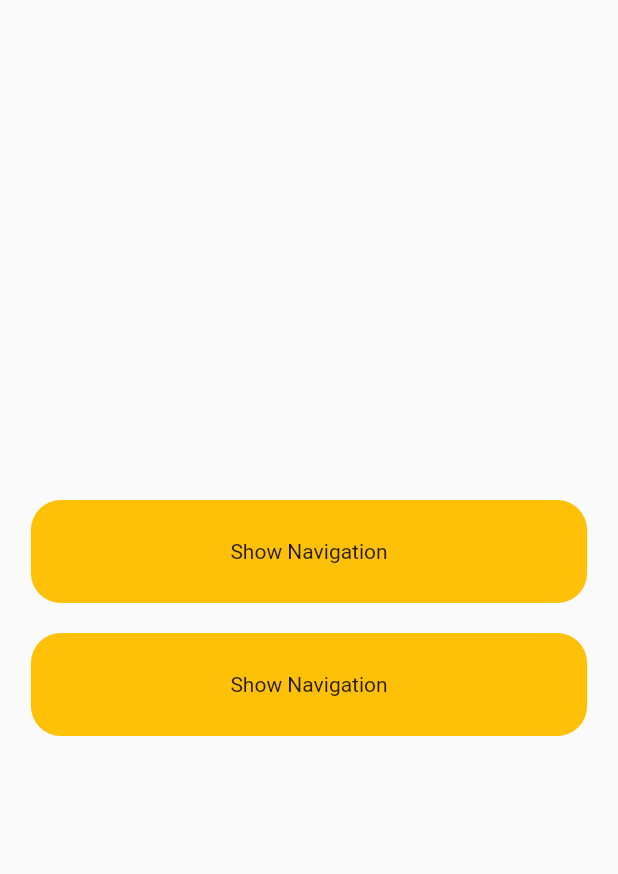
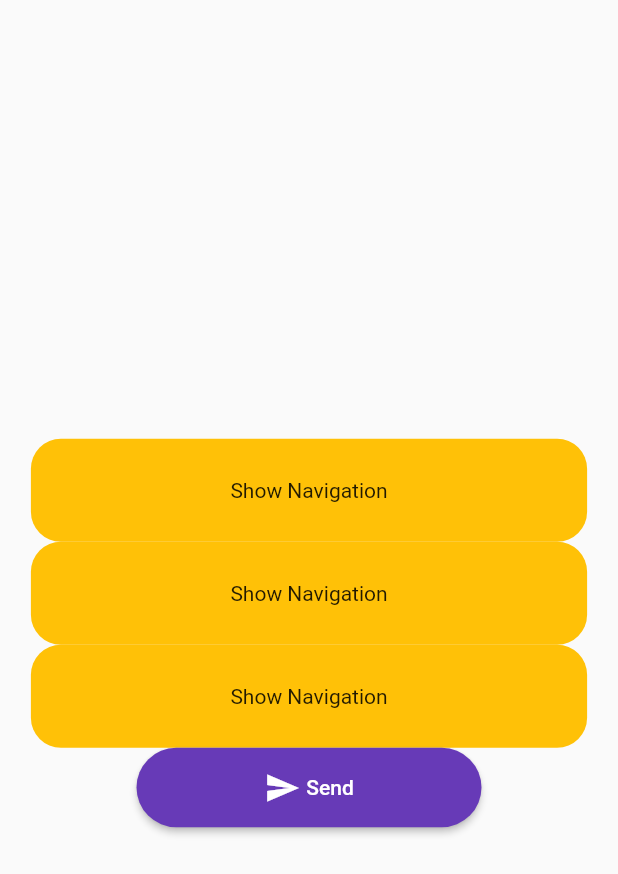
Before and after one commit to nadeeshapathiraja/Flutter_Navigation, a Flutter app: the screen it shows after launch, after a tap on "Show Navigation", on a phone screen of 412 x 824 dp. Shown: the top 874 px of the screen. Run offline on Flutter 3.47's test engine with Material 2 defaults, Android fonts, the phone set to English and light mode, and no system bars; drawn by our look-alikes of progress_state_button; our stand-ins replace awesome_dialog, email_validator; missing offline and left inert: flutter_awesome_alert_box.

Commit message:
End of the day

```diff
--- a/lib/externalplugin/externalpluin.dart
+++ b/lib/externalplugin/externalpluin.dart
@@ -1,6 +1,9 @@
 import 'package:awesome_dialog/awesome_dialog.dart';
 import 'package:flutter/material.dart';
 import 'package:image_test/includes/dialogbox.dart';
+import 'package:flutter_awesome_alert_box/flutter_awesome_alert_box.dart';
+import 'package:progress_state_button/iconed_button.dart';
+import 'package:progress_state_button/progress_button.dart';
 
 class ExternalPlugin extends StatefulWidget {
   const ExternalPlugin({Key? key}) : super(key: key);
@@ -22,10 +25,69 @@ class _ExternalPluginState extends State<ExternalPlugin> {
         child: Column(
           mainAxisAlignment: MainAxisAlignment.center,
           children: [
-            GestureDetector(
-              onTap: () {
-                print("Good job");
+            SizedBox(height: 20.0),
+            CustemButton(
+              size: size,
+              ontap: () {
+                SimpleAlertBox(context: context);
               },
+            ),
+            CustemButton(
+              size: size,
+              ontap: () {
+                SimpleAlertBox(context: context);
+              },
+            ),
+            CustemButton(
+              size: size,
+              ontap: () {
+                SimpleAlertBox(context: context);
+              },
+            ),
+            ProgressButton.icon(
+              iconedButtons: {
+                ButtonState.idle: IconedButton(
+                    text: "Send",
+                    icon: Icon(Icons.send, color: Colors.white),
+                    color: Colors.deepPurple.shade500),
+                ButtonState.loading: IconedButton(
+                    text: "Loading", color: Colors.deepPurple.shade700),
+                ButtonState.fail: IconedButton(
+                    text: "Failed",
+                    icon: Icon(Icons.cancel, color: Colors.white),
+                    color: Colors.red.shade300),
+                ButtonState.success: IconedButton(
+                    text: "Success",
+                    icon: Icon(
+                      Icons.check_circle,
+                      color: Colors.white,
+                    ),
+                    color: Colors.green.shade400)
+              },
+              onPressed: () {},
+              state: ButtonState.idle,
+            )
+          ],
+        ),
+      ),
+    );
+  }
+}
+
+class CustemButton extends StatelessWidget {
+  const CustemButton({
+    Key? key,
+    required this.size,
+    required this.ontap,
+  }) : super(key: key);
+
+  final Size size;
+  final Function() ontap;
+
+  @override
+  Widget build(BuildContext context) {
+    return InkWell(
+      onTap: ontap,
       child: Container(
         alignment: Alignment.center,
         width: double.infinity,
@@ -39,30 +101,6 @@ class _ExternalPluginState extends State<ExternalPlugin> {
           style: TextStyle(),
         ),
       ),
-            ),
-            SizedBox(height: 20.0),
-            InkWell(
-              onTap: () {
-                DialogBoxs().dialogBox(
-                    context, "Hello", "Email Verify", DialogType.SUCCES);
-              },
-              child: Container(
-                alignment: Alignment.center,
-                width: double.infinity,
-                height: size.height / 12,
-                decoration: BoxDecoration(
-                  color: Colors.amber,
-                  borderRadius: BorderRadius.circular(20.0),
-                ),
-                child: Text(
-                  "Show Navigation",
-                  style: TextStyle(),
-                ),
-              ),
-            ),
-          ],
-        ),
-      ),
     );
   }
 }
--- a/pubspec.yaml
+++ b/pubspec.yaml
@@ -30,6 +30,8 @@ dependencies:
 
   email_validator: ^2.0.1
   awesome_dialog: ^2.1.0
+  flutter_awesome_alert_box: ^2.1.0
+  progress_state_button: ^1.0.3
 
 dev_dependencies:
   flutter_test:
```
Also changed, not shown: pubspec.lock. Lines whose indentation alone changed are shown as unchanged.
